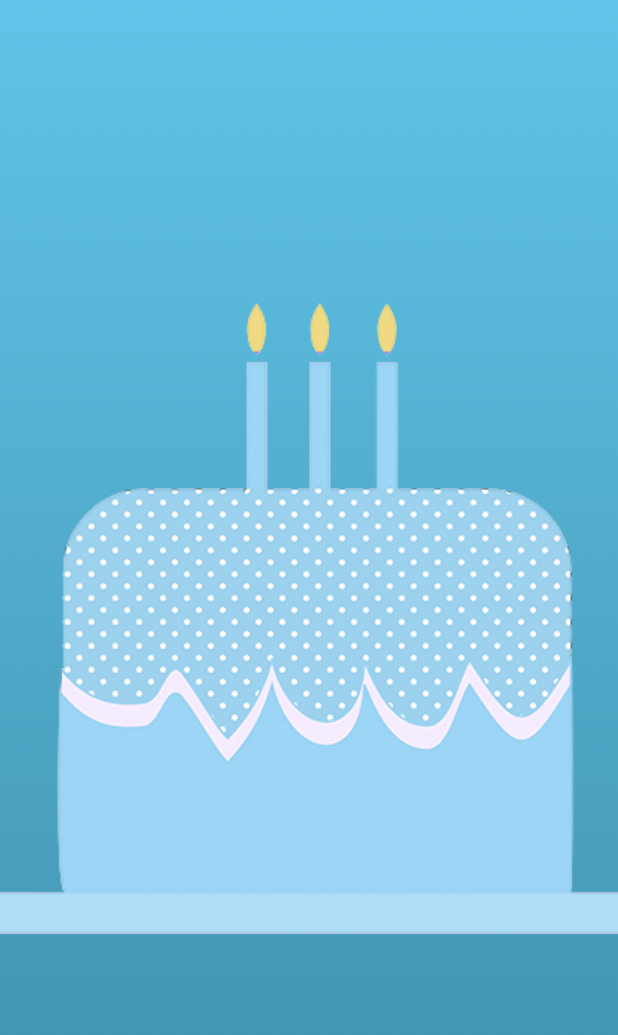
After one commit to KrikorAstour/AppDevMobileProject, an Android app: the SplashScreenActivity screen opened directly, with no data from a screen before it, on a phone screen of 412 x 824 dp. The commit adds this screen. Shown: the top 1035 px of the screen. Run offline under Robolectric (Android 15) with nearby library versions, the phone set to English and light mode, and no system bars; 1 statement that could not run was skipped.

Commit message:
Added a splash screen

```diff
--- a/CakeFactory/app/src/main/AndroidManifest.xml
+++ b/CakeFactory/app/src/main/AndroidManifest.xml
@@ -9,6 +9,15 @@
         android:roundIcon="@mipmap/ic_launcher_round"
         android:supportsRtl="true"
         android:theme="@style/Theme.AppCompat.NoActionBar">
+        <activity
+            android:name=".SplashScreenActivity"
+            android:theme="@style/SplashTheme"
+            android:exported="true">
+        <intent-filter>
+            <action android:name="android.intent.action.MAIN" />
+            <category android:name="android.intent.category.LAUNCHER" />
+        </intent-filter>
+        </activity>
         <activity
             android:name=".SignUpActivity"
             android:exported="false" />
--- /dev/null
+++ b/CakeFactory/app/src/main/java/com/example/cakefactory/SplashScreenActivity.java
@@ -0,0 +1,18 @@
+package com.example.cakefactory;
+
+import androidx.appcompat.app.AppCompatActivity;
+
+import android.content.Intent;
+import android.os.Bundle;
+
+public class SplashScreenActivity extends AppCompatActivity {
+
+    @Override
+    protected void onCreate(Bundle savedInstanceState) {
+        super.onCreate(savedInstanceState);
+        setContentView(R.layout.activity_splash_screen);
+
+        startActivity(new Intent(SplashScreenActivity.this, MainActivity.class));
+        finish();
+    }
+}
--- /dev/null
+++ b/CakeFactory/app/src/main/res/drawable/splash_background.xml
@@ -0,0 +1,9 @@
+<?xml version="1.0" encoding="utf-8"?>
+<layer-list xmlns:android="http://schemas.android.com/apk/res/android">
+    <item
+        android:drawable="@drawable/blue_radiant"/>
+    <item>
+        <bitmap android:gravity="center"
+            android:src="@drawable/blue_cake_logo"/>
+    </item>
+</layer-list>
--- /dev/null
+++ b/CakeFactory/app/src/main/res/layout/activity_splash_screen.xml
@@ -0,0 +1,9 @@
+<?xml version="1.0" encoding="utf-8"?>
+<androidx.constraintlayout.widget.ConstraintLayout xmlns:android="http://schemas.android.com/apk/res/android"
+    xmlns:app="http://schemas.android.com/apk/res-auto"
+    xmlns:tools="http://schemas.android.com/tools"
+    android:layout_width="match_parent"
+    android:layout_height="match_parent"
+    tools:context=".SplashScreenActivity">
+
+</androidx.constraintlayout.widget.ConstraintLayout>
--- a/CakeFactory/app/src/main/res/values/themes.xml
+++ b/CakeFactory/app/src/main/res/values/themes.xml
@@ -13,4 +13,11 @@
         <item name="android:statusBarColor" tools:targetApi="l">?attr/colorPrimaryVariant</item>
         <!-- Customize your theme here. -->
     </style>
+    <style name="SplashTheme" parent="Theme.MaterialComponents.Light.NoActionBar">
+        <item name="android:windowBackground">@drawable/splash_background</item>
+        <item name="colorPrimary">@color/purple_500</item>
+        <item name="colorPrimaryDark">@color/purple_500</item>
+        <item name="colorAccent">@color/teal_200</item>
+        <item name="android:statusBarColor" tools:targetApi="l">?attr/colorPrimaryVariant</item>
+    </style>
 </resources>
```
Also changed, not shown: CakeFactory/app/src/main/res/drawable/blue_cake_logo.png (added).
